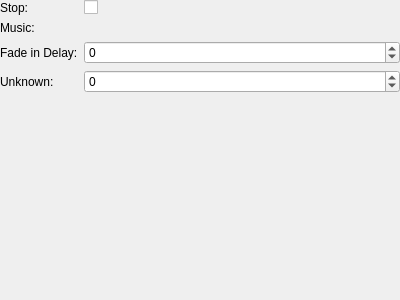
Above: tools/cathedral/ui/ActionPlayBGM.ui from comphack/comp_hack before the change. Below: the same form after it.
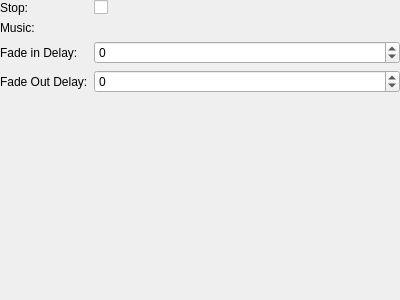
That is the form after the change. Custom widgets are drawn as their Qt base class.

What changed in the file:
```diff
--- a/tools/cathedral/ui/ActionPlayBGM.ui
+++ b/tools/cathedral/ui/ActionPlayBGM.ui
@@ -65,7 +65,7 @@
      <item row="3" column="0">
       <widget class="QLabel" name="lblUnknown">
        <property name="text">
-        <string>Unknown:</string>
+        <string>Fade Out Delay:</string>
        </property>
       </widget>
      </item>
```
Left out of the diff: 4 changed lines with no effect on the pictures.
